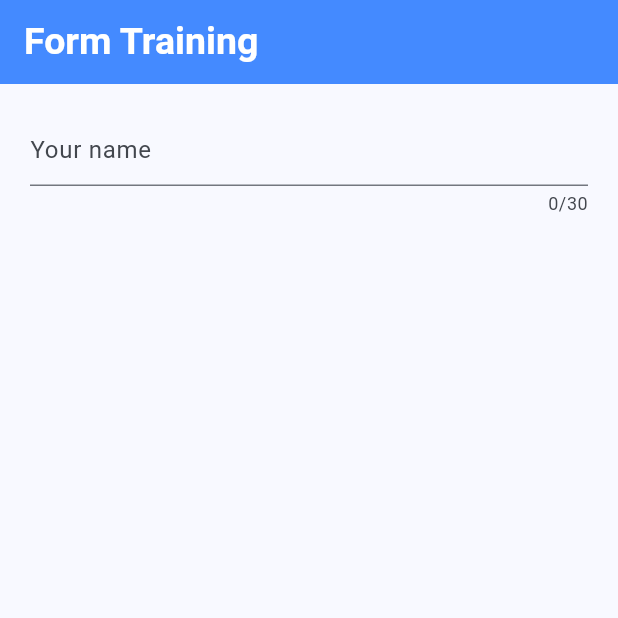
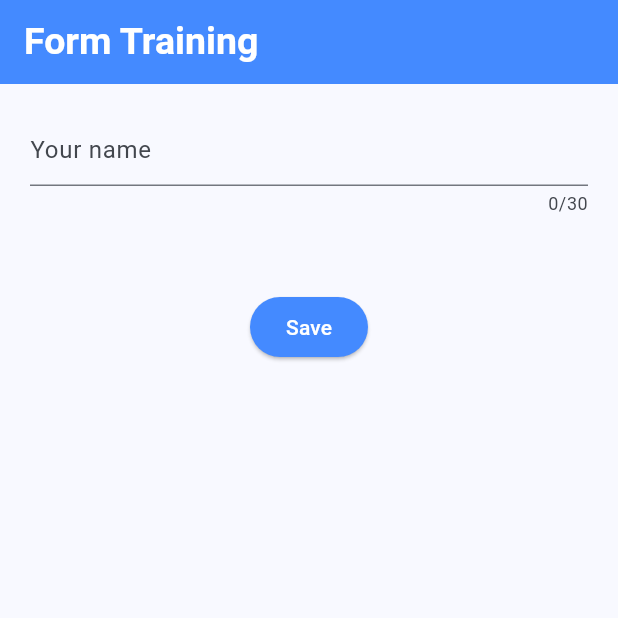
Before and after one commit to ushanwk/Flutter-Self-Learning-Room, a Flutter app: the screen it shows after launch, on a phone screen of 412 x 824 dp, the top half of it. Run offline on Flutter 3.47's test engine with Material 3 defaults, Android fonts, the light colour scheme and no system bars; our stand-ins replace device_preview.

Commit message:
Form developing

```diff
--- a/flutter_application_9/lib/form_screen.dart
+++ b/flutter_application_9/lib/form_screen.dart
@@ -1,5 +1,6 @@
 import 'package:flutter/material.dart';
 
+// ignore: camel_case_types
 class Form_Screen extends StatefulWidget {
   const Form_Screen({super.key});
 
@@ -7,8 +8,11 @@ class Form_Screen extends StatefulWidget {
   State<Form_Screen> createState() => _Form_ScreenState();
 }
 
+// ignore: camel_case_types
 class _Form_ScreenState extends State<Form_Screen> {
   final GlobalKey<FormState> _formKey = GlobalKey<FormState>();
+  // ignore: unused_field
+  String _name = "";
 
   @override
   Widget build(BuildContext context) {
@@ -39,6 +43,26 @@ class _Form_ScreenState extends State<Form_Screen> {
                     }
                     return null;
                   },
+                  onSaved: (text) {
+                    _name = text!;
+                  },
+                ),
+                const SizedBox(
+                  height: 50,
+                ),
+                ElevatedButton(
+                  onPressed: () {
+                    if (_formKey.currentState!.validate()) {
+                      _formKey.currentState?.save();
+                      print(_name);
+                    }
+                  },
+                  style: ElevatedButton.styleFrom(
+                      backgroundColor: Colors.blueAccent),
+                  child: const Text(
+                    'Save',
+                    style: TextStyle(color: Colors.white),
+                  ),
                 ),
               ],
             ),
```
